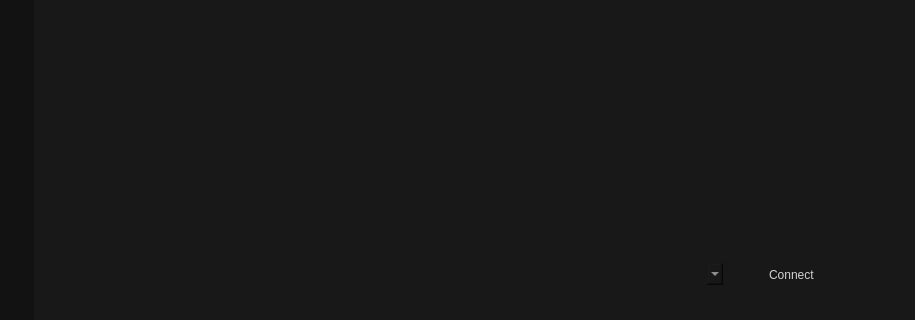
Above: FormulaStudent/mainwindow.ui from XRuRuX/FormulaStudentQT before the change; both pictures show x 151 to 1066 and y 257 to 577 of the 1066 by 577 pixel window. Below: the same form after it.
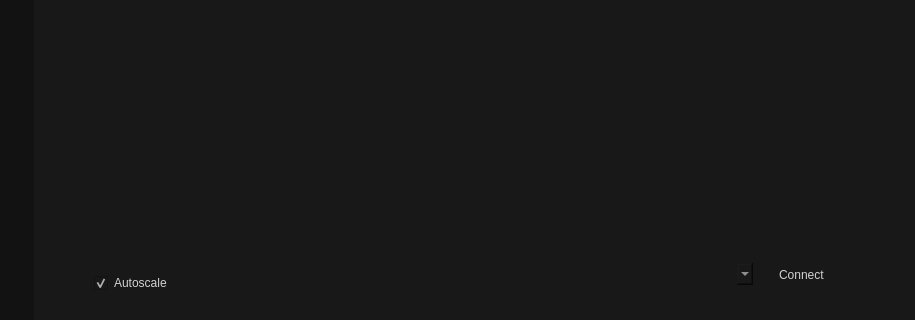
That is the form after the change. Icons and pictures are not drawn. Custom widgets are drawn as their Qt base class.

Commit message: Chart Autoscale Selector Update

```diff
--- a/FormulaStudent/mainwindow.ui
+++ b/FormulaStudent/mainwindow.ui
@@ -688,7 +688,7 @@
        <widget class="QComboBox" name="comPortSelector">
         <property name="geometry">
          <rect>
-          <x>620</x>
+          <x>650</x>
           <y>520</y>
           <width>69</width>
           <height>22</height>
@@ -698,7 +698,7 @@
        <widget class="QPushButton" name="serialConnectDisconnectButton">
         <property name="geometry">
          <rect>
-          <x>730</x>
+          <x>740</x>
           <y>520</y>
           <width>75</width>
           <height>24</height>
@@ -708,6 +708,22 @@
          <string>Connect</string>
         </property>
        </widget>
+       <widget class="QCheckBox" name="autoScaleSelectorCheckBox">
+        <property name="geometry">
+         <rect>
+          <x>60</x>
+          <y>530</y>
+          <width>76</width>
+          <height>20</height>
+         </rect>
+        </property>
+        <property name="text">
+         <string>Autoscale</string>
+        </property>
+        <property name="checked">
+         <bool>true</bool>
+        </property>
+       </widget>
       </widget>
       <widget class="QWidget" name="lapTimerPage">
        <widget class="QLabel" name="label">
```
The commit also changes 5 other files.
